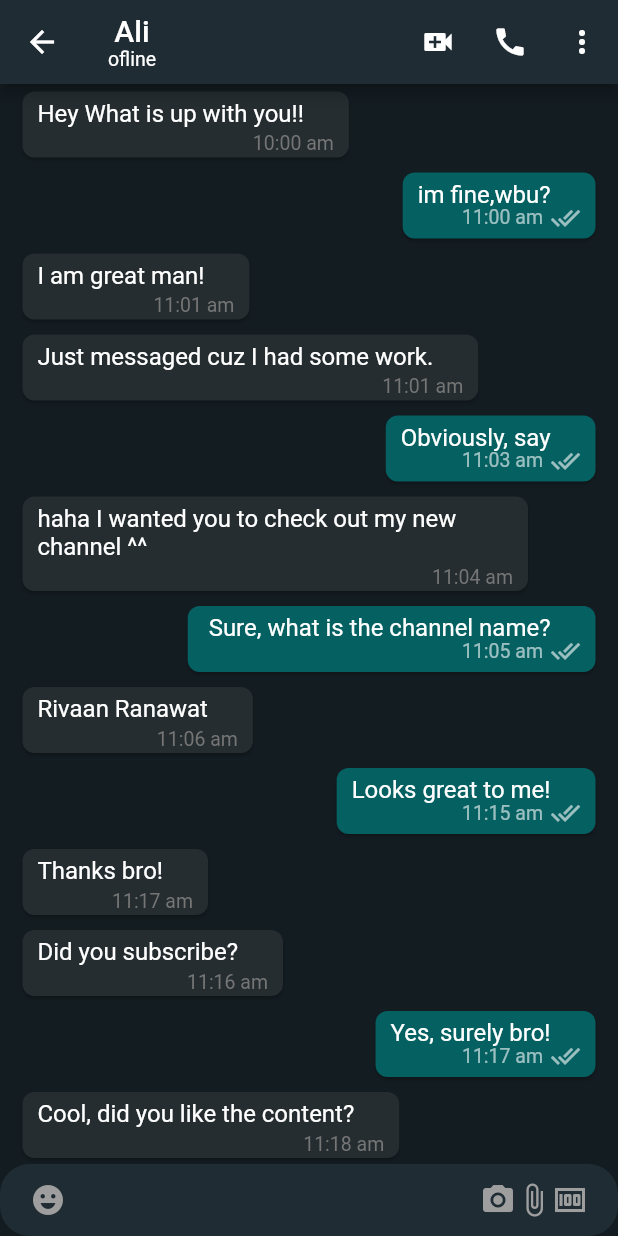
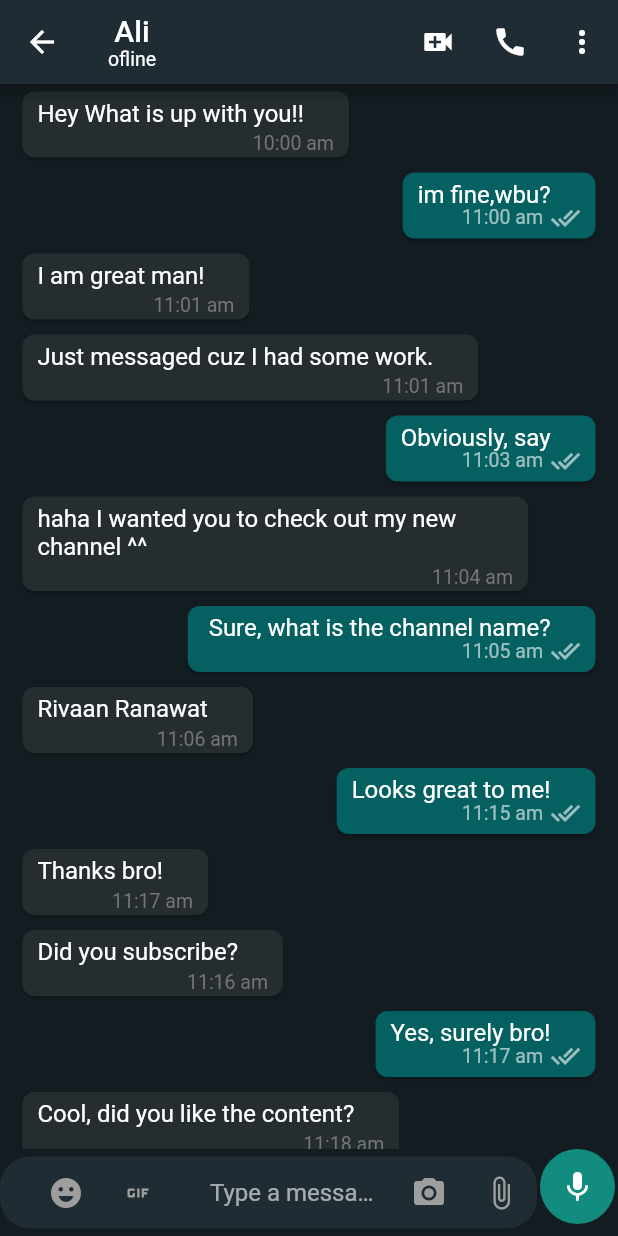
Before and after one commit to ali-sojib/whatsapp_app, a Flutter app: the MobileChatScreen screen opened directly, on a phone screen of 412 x 824 dp. Run offline on Flutter 3.47's test engine with Material 2 defaults, Android fonts, the phone set to English and light mode, and no system bars; our stand-ins replace cloud_firestore, country_picker, firebase_auth, firebase_core, firebase_storage, flutter_contacts and 2 more; accounts and stored records are empty.

Commit message:
chat screen bottom bar organize

```diff
--- a/lib/screens/mobile_chat_screen.dart
+++ b/lib/features/chat/screens/mobile_chat_screen.dart
@@ -6,6 +6,8 @@ import 'package:whatsapp_app/features/auth/controller/auth_controller.dart';
 import 'package:whatsapp_app/info.dart';
 import 'package:whatsapp_app/model/user_model.dart';
 import 'package:whatsapp_app/widgets/chat_list.dart';
+
+import '../widgets/bottom_filed_chat.dart';
 
 class MobileChatScreen extends ConsumerWidget {
   static const routeName = '/mobile-chat-screen';
@@ -64,48 +66,7 @@ class MobileChatScreen extends ConsumerWidget {
           const Expanded(
             child: ChatList(),
           ),
-          TextField(
-            decoration: InputDecoration(
-              filled: true,
-              fillColor: mobileChatBoxColor,
-              prefixIcon: const Padding(
-                padding: EdgeInsets.symmetric(horizontal: 20.0),
-                child: Icon(
-                  Icons.emoji_emotions,
-                  color: Colors.grey,
-                ),
-              ),
-              suffixIcon: Padding(
-                padding: const EdgeInsets.symmetric(horizontal: 20.0),
-                child: Row(
-                  mainAxisAlignment: MainAxisAlignment.end,
-                  children: const [
-                    Icon(
-                      Icons.camera_alt,
-                      color: Colors.grey,
-                    ),
-                    Icon(
-                      Icons.attach_file,
-                      color: Colors.grey,
-                    ),
-                    Icon(
-                      Icons.money,
-                      color: Colors.grey,
-                    ),
-                  ],
-                ),
-              ),
-              hintText: 'Type a message!',
-              border: OutlineInputBorder(
-                borderRadius: BorderRadius.circular(20.0),
-                borderSide: const BorderSide(
-                  width: 0,
-                  style: BorderStyle.none,
-                ),
-              ),
-              contentPadding: const EdgeInsets.all(10),
-            ),
-          ),
+          BottomChatField(),
         ],
       ),
     );
--- /dev/null
+++ b/lib/features/chat/widgets/bottom_filed_chat.dart
@@ -0,0 +1,285 @@
+import 'package:flutter/material.dart';
+import 'package:flutter_riverpod/flutter_riverpod.dart';
+import '../../../colors.dart';
+
+class BottomChatField extends ConsumerStatefulWidget {
+  // final String recieverUserId;
+  // final bool isGroupChat;
+  const BottomChatField({
+    Key? key,
+    // required this.recieverUserId,
+    // required this.isGroupChat,
+  }) : super(key: key);
+
+  @override
+  ConsumerState<BottomChatField> createState() => _BottomChatFieldState();
+}
+
+class _BottomChatFieldState extends ConsumerState<BottomChatField> {
+  bool isShowSendButton = false;
+  final TextEditingController _messageController = TextEditingController();
+/*   FlutterSoundRecorder? _soundRecorder;
+  bool isRecorderInit = false;
+  bool isShowEmojiContainer = false;
+  bool isRecording = false;
+  FocusNode focusNode = FocusNode(); */
+
+  // @override
+  // void initState() {
+  //   super.initState();
+  //   _soundRecorder = FlutterSoundRecorder();
+  //   openAudio();
+  // }
+
+  // void openAudio() async {
+  //   final status = await Permission.microphone.request();
+  //   if (status != PermissionStatus.granted) {
+  //     throw RecordingPermissionException('Mic permission not allowed!');
+  //   }
+  //   await _soundRecorder!.openRecorder();
+  //   isRecorderInit = true;
+  // }
+
+  // void sendTextMessage() async {
+  //   if (isShowSendButton) {
+  //     ref.read(chatControllerProvider).sendTextMessage(
+  //           context,
+  //           _messageController.text.trim(),
+  //           widget.recieverUserId,
+  //           widget.isGroupChat,
+  //         );
+  //     setState(() {
+  //       _messageController.text = '';
+  //     });
+  //   } else {
+  //     var tempDir = await getTemporaryDirectory();
+  //     var path = '${tempDir.path}/flutter_sound.aac';
+  //     if (!isRecorderInit) {
+  //       return;
+  //     }
+  //     if (isRecording) {
+  //       await _soundRecorder!.stopRecorder();
+  //       sendFileMessage(File(path), MessageEnum.audio);
+  //     } else {
+  //       await _soundRecorder!.startRecorder(
+  //         toFile: path,
+  //       );
+  //     }
+
+  //     setState(() {
+  //       isRecording = !isRecording;
+  //     });
+  //   }
+  // }
+
+  // void sendFileMessage(
+  //   File file,
+  //   MessageEnum messageEnum,
+  // ) {
+  //   ref.read(chatControllerProvider).sendFileMessage(
+  //         context,
+  //         file,
+  //         widget.recieverUserId,
+  //         messageEnum,
+  //         widget.isGroupChat,
+  //       );
+  // }
+
+  // void selectImage() async {
+  //   File? image = await pickImageFromGallery(context);
+  //   if (image != null) {
+  //     sendFileMessage(image, MessageEnum.image);
+  //   }
+  // }
+
+  // void selectVideo() async {
+  //   File? video = await pickVideoFromGallery(context);
+  //   if (video != null) {
+  //     sendFileMessage(video, MessageEnum.video);
+  //   }
+  // }
+
+  // void selectGIF() async {
+  //   final gif = await pickGIF(context);
+  //   if (gif != null) {
+  //     ref.read(chatControllerProvider).sendGIFMessage(
+  //           context,
+  //           gif.url,
+  //           widget.recieverUserId,
+  //           widget.isGroupChat,
+  //         );
+  //   }
+  // }
+
+  // void hideEmojiContainer() {
+  //   setState(() {
+  //     isShowEmojiContainer = false;
+  //   });
+  // }
+
+  // void showEmojiContainer() {
+  //   setState(() {
+  //     isShowEmojiContainer = true;
+  //   });
+  // }
+
+  // void showKeyboard() => focusNode.requestFocus();
+  // void hideKeyboard() => focusNode.unfocus();
+
+  // void toggleEmojiKeyboardContainer() {
+  //   if (isShowEmojiContainer) {
+  //     showKeyboard();
+  //     hideEmojiContainer();
+  //   } else {
+  //     hideKeyboard();
+  //     showEmojiContainer();
+  //   }
+  // }
+
+  // @override
+  // void dispose() {
+  //   super.dispose();
+  //   _messageController.dispose();
+  //   _soundRecorder!.closeRecorder();
+  //   isRecorderInit = false;
+  // }
+
+  @override
+  Widget build(BuildContext context) {
+    // final messageReply = ref.watch(messageReplyProvider);
+    // final isShowMessageReply = messageReply != null;
+    return Column(
+      children: [
+        // isShowMessageReply ? const MessageReplyPreview() : const SizedBox(),
+        Row(
+          children: [
+            Expanded(
+              child: TextFormField(
+                // focusNode: focusNode,
+                controller: _messageController,
+                onChanged: (val) {
+                  if (val.isNotEmpty) {
+                    setState(() {
+                      isShowSendButton = true;
+                    });
+                  } else {
+                    setState(() {
+                      isShowSendButton = false;
+                    });
+                  }
+                },
+                decoration: InputDecoration(
+                  filled: true,
+                  fillColor: mobileChatBoxColor,
+                  prefixIcon: Padding(
+                    padding: const EdgeInsets.symmetric(horizontal: 20.0),
+                    child: SizedBox(
+                      width: 100,
+                      child: Row(
+                        children: [
+                          IconButton(
+                            onPressed: () {},
+                            // toggleEmojiKeyboardContainer,
+                            icon: const Icon(
+                              Icons.emoji_emotions,
+                              color: Colors.grey,
+                            ),
+                          ),
+                          IconButton(
+                            onPressed: () {},
+                            // selectGIF,
+                            icon: const Icon(
+                              Icons.gif,
+                              color: Colors.grey,
+                            ),
+                          ),
+                        ],
+                      ),
+                    ),
+                  ),
+                  suffixIcon: SizedBox(
+                    width: 100,
+                    child: Row(
+                      mainAxisAlignment: MainAxisAlignment.end,
+                      children: [
+                        IconButton(
+                          onPressed: () {},
+                          // selectImage,
+                          icon: const Icon(
+                            Icons.camera_alt,
+                            color: Colors.grey,
+                          ),
+                        ),
+                        IconButton(
+                          onPressed: () {},
+                          // selectVideo,
+                          icon: const Icon(
+                            Icons.attach_file,
+                            color: Colors.grey,
+                          ),
+                        ),
+                      ],
+                    ),
+                  ),
+                  hintText: 'Type a message!',
+                  border: OutlineInputBorder(
+                    borderRadius: BorderRadius.circular(20.0),
+                    borderSide: const BorderSide(
+                      width: 0,
+                      style: BorderStyle.none,
+                    ),
+                  ),
+                  contentPadding: const EdgeInsets.all(10),
+                ),
+              ),
+            ),
+            Padding(
+              padding: const EdgeInsets.only(
+                bottom: 8,
+                right: 2,
+                left: 2,
+              ),
+              child: CircleAvatar(
+                backgroundColor: const Color(0xFF128C7E),
+                radius: 25,
+                child: GestureDetector(
+                    child: Icon(
+                      isShowSendButton
+                          ? Icons.send
+                          :
+                          // isRecording
+                          //     ? Icons.close
+                          //     :
+                          Icons.mic,
+                      color: Colors.white,
+                    ),
+                    onTap: () {}
+                    // sendTextMessage,
+                    ),
+              ),
+            ),
+          ],
+        ),
+        // isShowEmojiContainer
+        //     ? SizedBox(
+        //         height: 310,
+        //         child: EmojiPicker(
+        //           onEmojiSelected: ((category, emoji) {
+        //             setState(() {
+        //               _messageController.text =
+        //                   _messageController.text + emoji.emoji;
+        //             });
+
+        //             if (!isShowSendButton) {
+        //               setState(() {
+        //                 isShowSendButton = true;
+        //               });
+        //             }
+        //           }),
+        //         ),
+        //       )
+        //     : const SizedBox(),
+      ],
+    );
+  }
+}
--- a/lib/features/select_contacts/repository/select_contact_repository.dart
+++ b/lib/features/select_contacts/repository/select_contact_repository.dart
@@ -5,7 +5,7 @@ import 'package:flutter_contacts/flutter_contacts.dart';
 import 'package:flutter_riverpod/flutter_riverpod.dart';
 import 'package:whatsapp_app/common/utils/utils.dart';
 import 'package:whatsapp_app/model/user_model.dart';
-import 'package:whatsapp_app/screens/mobile_chat_screen.dart';
+import 'package:whatsapp_app/features/chat/screens/mobile_chat_screen.dart';
 
 final selectContactRepositoryProvider = Provider(
   (ref) => SelectContactRepository(
--- a/lib/router.dart
+++ b/lib/router.dart
@@ -4,7 +4,7 @@ import 'package:whatsapp_app/features/auth/screens/login_screen.dart';
 import 'package:whatsapp_app/features/auth/screens/otp_screen.dart';
 import 'package:whatsapp_app/features/auth/screens/user_information_screen.dart';
 import 'package:whatsapp_app/features/select_contacts/screens/select_contact_screen.dart';
-import 'package:whatsapp_app/screens/mobile_chat_screen.dart';
+import 'package:whatsapp_app/features/chat/screens/mobile_chat_screen.dart';
 // import 'package:whatsapp_app/features/group/screens/create_group_screen.dart';
 // import 'package:whatsapp_app/features/select_contacts/screens/select_contacts_screen.dart';
 // import 'package:whatsapp_app/features/chat/screens/mobile_chat_screen.dart';
--- a/lib/widgets/contacts_list.dart
+++ b/lib/widgets/contacts_list.dart
@@ -1,7 +1,7 @@
 import 'package:flutter/material.dart';
 import 'package:whatsapp_app/colors.dart';
 import 'package:whatsapp_app/info.dart';
-import 'package:whatsapp_app/screens/mobile_chat_screen.dart';
+import 'package:whatsapp_app/features/chat/screens/mobile_chat_screen.dart';
 
 class ContactsList extends StatelessWidget {
   const ContactsList({Key? key}) : super(key: key);
```
